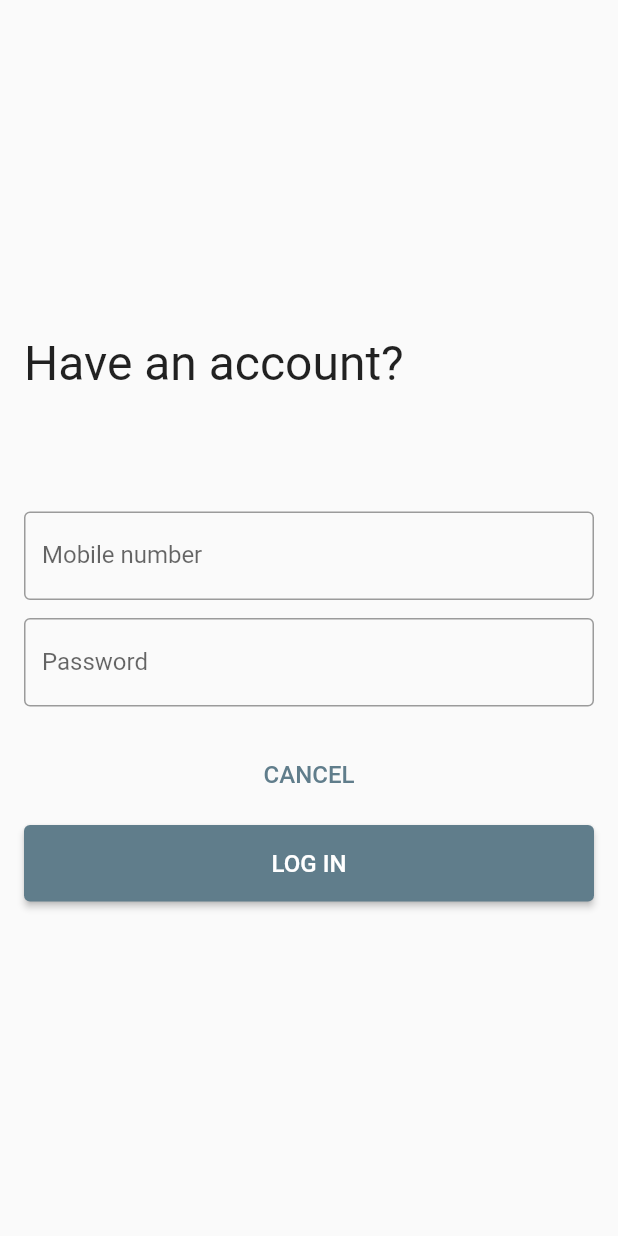
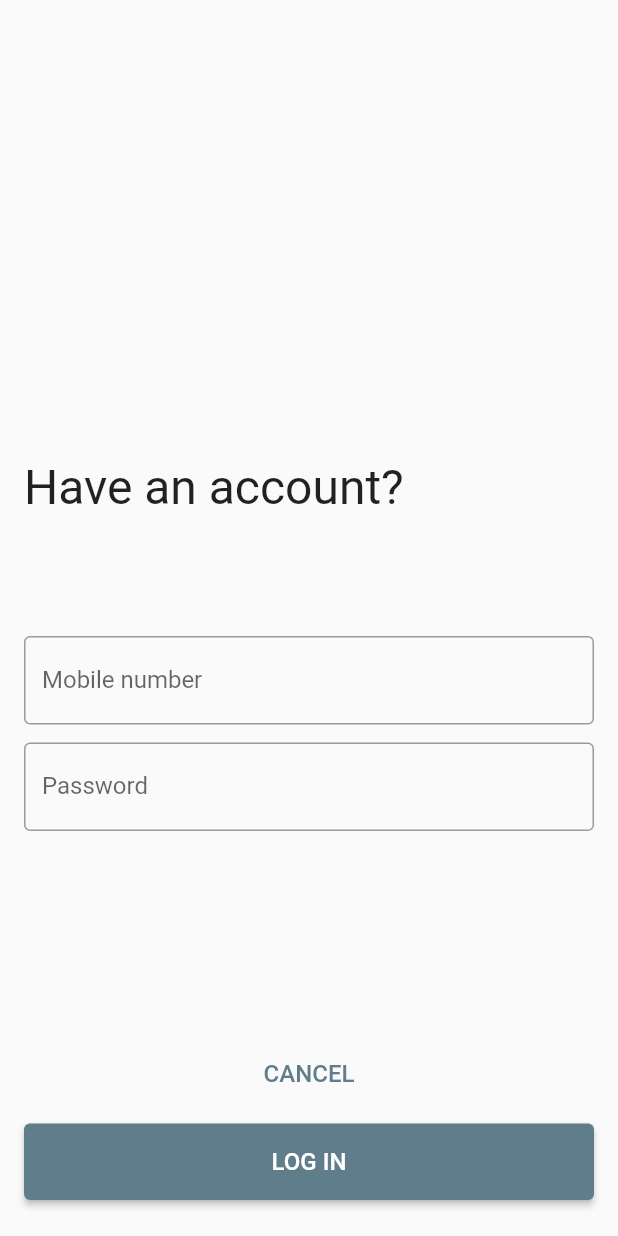
Before and after one commit to cactuspoint/CSCI334Project, a Flutter app: the screen it shows after launch, after a tap on "LOG IN", on a phone screen of 412 x 824 dp. Run offline on Flutter 3.47's test engine with Material 2 defaults, Android fonts, the light colour scheme and no system bars; our stand-ins replace graphql_flutter, qr_flutter.

Commit message:
Fixed the padding of the Cancel button on login.dart

```diff
--- a/client/lib/login.dart
+++ b/client/lib/login.dart
@@ -14,7 +14,7 @@ class _LoginPageState extends State<LoginPage> {
     return Scaffold(
       // appBar: AppBar(title: Text('Alerts'),),
       body: Column(
-        mainAxisAlignment: MainAxisAlignment.center,
+        mainAxisAlignment: MainAxisAlignment.end,
         crossAxisAlignment: CrossAxisAlignment.start,
         children: <Widget>[
           Container(
@@ -55,7 +55,7 @@ class _LoginPageState extends State<LoginPage> {
             ),
           ),
           Container(
-            padding: EdgeInsets.fromLTRB(16, 4, 16, 4),
+            padding: EdgeInsets.fromLTRB(16, 120, 16, 4),
             // padding: EdgeInsets.symmetric(horizontal: 8.0),
             child: SizedBox(
               width: double.infinity,
```
